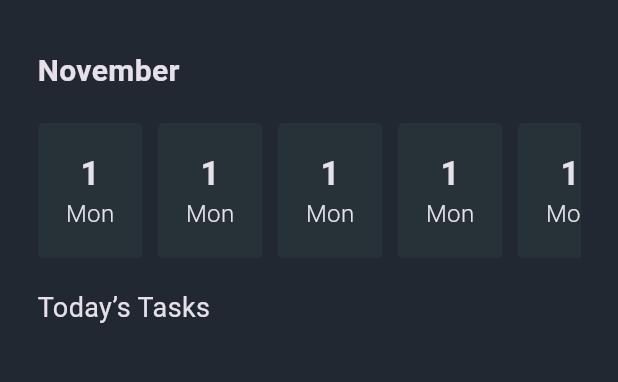
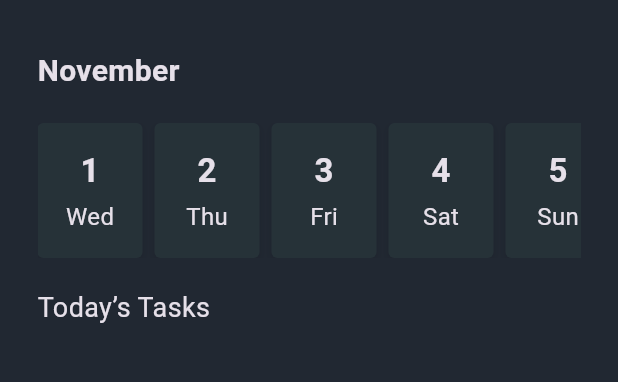
Before and after one commit to Mahmoud-Azmy/DayTask, a Flutter app: the screen it shows after launch, on a phone screen of 412 x 824 dp, the part 168-550 px from its top. Run offline on Flutter 3.47's test engine with Material 3 defaults, Android fonts, the phone set to English and light mode, and no system bars; our stand-ins replace device_preview, flutter_bloc, go_router, hive, hive_flutter; accounts and stored records are empty; Roboto replaces fonts that are missing (Pilat Extended).

Commit message:
select day

```diff
--- a/lib/features/home/presentation/views/widgets/days_list_view.dart
+++ b/lib/features/home/presentation/views/widgets/days_list_view.dart
@@ -1,21 +1,41 @@
+import 'package:day_task/core/functions/generate_days_list.dart';
+import 'package:day_task/features/home/presentation/manager/get_tasks_cubit/get_tasks_cubit.dart';
 import 'package:day_task/features/home/presentation/views/widgets/days_list_view_item.dart';
 import 'package:flutter/material.dart';
+import 'package:flutter_bloc/flutter_bloc.dart';
 
 class DaysListView extends StatelessWidget {
   const DaysListView({super.key});
 
   @override
   Widget build(BuildContext context) {
+    final days = generateDaysList();
+
+    return BlocBuilder<GetTasksCubit, GetTasksState>(
+      builder: (context, state) {
         return SizedBox(
           height: 90,
           child: ListView.separated(
             scrollDirection: Axis.horizontal,
-        itemCount: 35,
-        separatorBuilder: (context, index) => const SizedBox(width: 10),
+            itemCount: days.length,
+            separatorBuilder: (context, index) => const SizedBox(width: 8),
             itemBuilder: (context, index) {
-          return const DaysListViewItem();
+              final dayData = days[index].split(',');
+              return DaysListViewItem(
+                isSelected:
+                    BlocProvider.of<GetTasksCubit>(context).selectedDay ==
+                        index,
+                dayNumber: dayData[0],
+                dayName: dayData[1],
+                onTap: () {
+                  BlocProvider.of<GetTasksCubit>(context).setSelectedDay(index);
+                  BlocProvider.of<GetTasksCubit>(context).getTasks();
+                },
+              );
             },
           ),
         );
+      },
+    );
   }
 }
--- a/lib/features/home/presentation/views/widgets/days_list_view_item.dart
+++ b/lib/features/home/presentation/views/widgets/days_list_view_item.dart
@@ -5,30 +5,57 @@ import 'package:flutter/material.dart';
 class DaysListViewItem extends StatelessWidget {
   const DaysListViewItem({
     super.key,
+    required this.isSelected,
+    required this.dayNumber,
+    required this.dayName,
+    this.onTap,
   });
+
+  final bool isSelected;
+  final String dayNumber;
+  final String dayName;
+  final VoidCallback? onTap;
 
   @override
   Widget build(BuildContext context) {
-    return Container(
+    return GestureDetector(
+      onTap: onTap,
+      child: AnimatedContainer(
+        duration: const Duration(milliseconds: 200),
         height: 90,
         width: 70,
         decoration: BoxDecoration(
-        color:kThirdColor,
+          color: isSelected ? kSeconedColor : kThirdColor,
           borderRadius: BorderRadius.circular(4),
-        boxShadow: const [],
+          boxShadow: [
+            if (!isSelected)
+              BoxShadow(
+                color: Colors.black.withOpacity(0.1),
+                blurRadius: 4,
+                offset: const Offset(0, 2),
+              ),
+          ],
         ),
         child: Column(
           mainAxisAlignment: MainAxisAlignment.center,
           children: [
             Text(
-            '1',
-            style: Styles.textStyle20.copyWith(fontSize: 22),
+              dayNumber,
+              style: Styles.textStyle20.copyWith(
+                fontSize: 22,
+                color: isSelected ? Colors.black : null,
               ),
+            ),
+            const SizedBox(height: 4),
             Text(
-            'Mon',
-            style: Styles.textStyle16.copyWith(fontWeight: FontWeight.w300),
+              dayName,
+              style: Styles.textStyle16.copyWith(
+                fontWeight: FontWeight.w400,
+                color: isSelected ? Colors.black : null,
+              ),
             ),
           ],
+        ),
       ),
     );
   }
--- a/lib/features/home/presentation/views/widgets/tasks_list_view.dart
+++ b/lib/features/home/presentation/views/widgets/tasks_list_view.dart
@@ -25,12 +25,16 @@ class TasksListView extends StatelessWidget {
             ),
           );
         } else if (state is GetTaskFailure) {
-          return const Center(
-            child: Text('Failed to fetch tasks'),
+          return const SliverToBoxAdapter(
+            child: Center(
+              child: Text('Failed to fetch tasks'),
+            ),
           );
         }
-        return const Center(
-          child: CircularProgressIndicator(),
+        return const SliverToBoxAdapter(
+          child: Center(
+            child: CircularProgressIndicator(),
+          ),
         );
       },
     );
```
Lines whose indentation alone changed are shown as unchanged.
